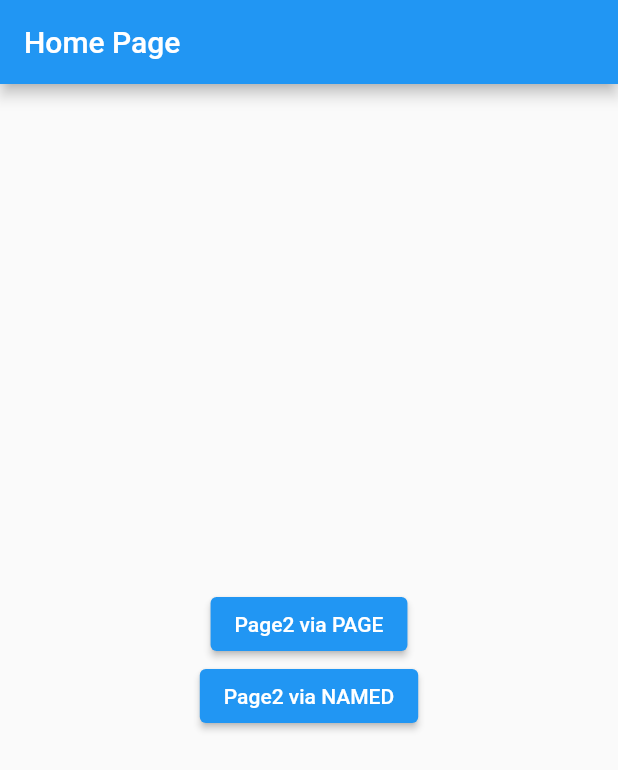
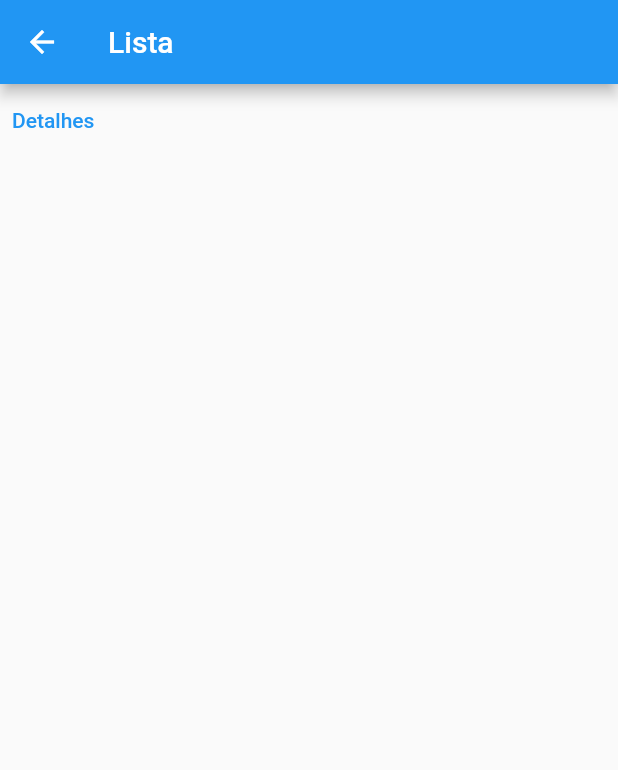
Before and after one commit to oapmartins/flutter-fundamentos, a Flutter app: the screen it shows after launch, on a phone screen of 412 x 824 dp. Shown: the top 770 px of the screen. Run offline on Flutter 3.47's test engine with Material 2 defaults, Android fonts, the phone set to English and light mode, and no system bars.

Commit message:
Estudando sobre rotas com passada de parâmetrosd

```diff
--- a/lib/main.dart
+++ b/lib/main.dart
@@ -1,6 +1,7 @@
 import 'package:flutter/material.dart';
 import 'package:flutter_fundamentos/navegacao/home_page.dart' as navegacao;
 import 'package:flutter_fundamentos/navegacao/page1.dart';
+import 'package:flutter_fundamentos/navegacao_params/lista.dart';
 
 import 'navegacao/page2.dart';
 import 'navegacao/page3.dart';
@@ -17,12 +18,14 @@ class MyApp extends StatelessWidget {
       debugShowCheckedModeBanner: false,
       title: 'Flutter Demo',
       // home: navegacao.HomePage(),
+      initialRoute: '/navegacao_param',
       routes: {
-        '/' : (_) => navegacao.HomePage(),
+        '/': (_) => navegacao.HomePage(),
         Page1.routName: (_) => Page1(),
         Page2.routName: (_) => Page2(),
         Page3.routName: (_) => Page3(),
         Page4.routName: (_) => Page4(),
+        '/navegacao_param': (_) => Lista(),
       },
     );
   }
--- /dev/null
+++ b/lib/navegacao_params/lista.dart
@@ -0,0 +1,34 @@
+import 'package:flutter/material.dart';
+
+import 'detalhe.dart';
+
+class Lista extends StatelessWidget {
+  const Lista({Key? key}) : super(key: key);
+
+  @override
+  Widget build(BuildContext context) {
+    return Scaffold(
+      appBar: AppBar(
+        title: const Text('Lista'),
+      ),
+      body: Column(children: [
+        TextButton(
+          onPressed: () {
+            Navigator.of(context).push(
+              MaterialPageRoute(
+                settings: RouteSettings(
+                  name: 'detalhe',
+                  arguments: {
+                    'id': 10,
+                  },
+                ),
+                builder: (context) => Detalhe(),
+              ),
+            );
+          },
+          child: Text('Detalhes'),
+        ),
+      ]),
+    );
+  }
+}
```
Also changed, not shown: lib/navegacao_params/detalhe.dart (added, +35 -0 lines).
